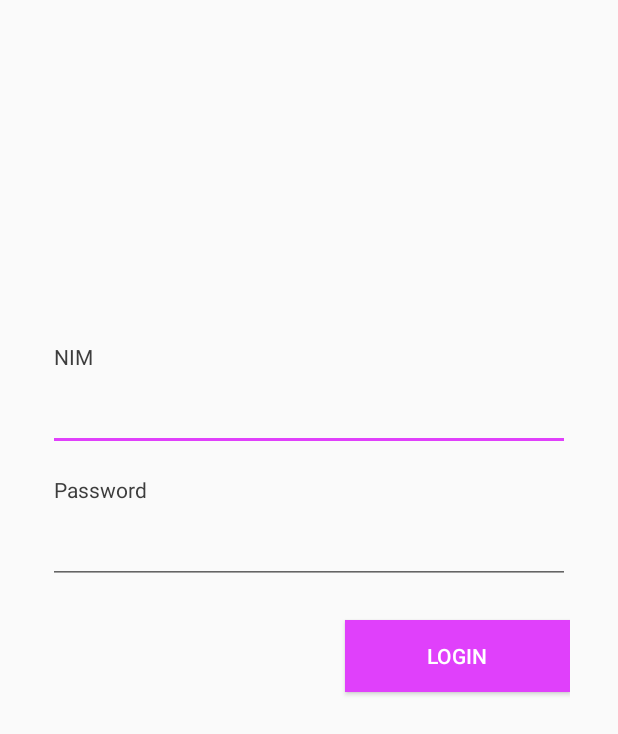
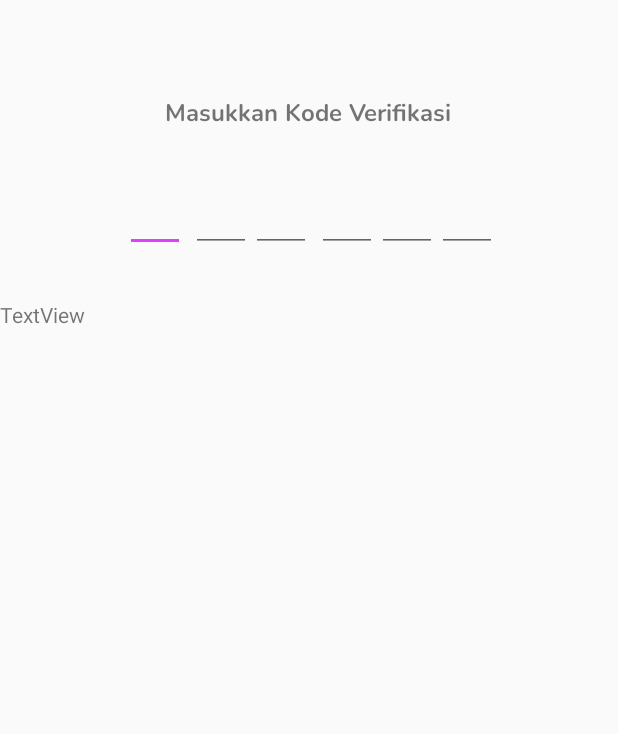
Before and after one commit to denandrapr/manajemen-anggota-master, an Android app: the screen it shows after launch (LoginActivity before the commit, EnterVerifikasiActivity after it), on a phone screen of 412 x 824 dp. Shown: the top 734 px of the screen. Run offline under Robolectric (Android 15) with nearby library versions, the phone set to English and light mode, and no system bars; our stand-ins replace ButterKnife.

Commit message:
enter verifikasi

```diff
--- /dev/null
+++ b/app/src/main/java/com/example/manajemen_anggota/EnterVerifikasiActivity.java
@@ -0,0 +1,172 @@
+package com.example.manajemen_anggota;
+
+import androidx.appcompat.app.AppCompatActivity;
+
+import android.os.Bundle;
+import android.text.Editable;
+import android.text.TextWatcher;
+import android.widget.EditText;
+
+import butterknife.BindView;
+import butterknife.ButterKnife;
+
+public class EnterVerifikasiActivity extends AppCompatActivity {
+
+    @BindView(R.id.editText)
+    EditText txt1;
+    @BindView(R.id.editText2)
+    EditText txt2;
+    @BindView(R.id.editText3)
+    EditText txt3;
+    @BindView(R.id.editText4)
+    EditText txt4;
+    @BindView(R.id.editText5)
+    EditText txt5;
+    @BindView(R.id.editText6)
+    EditText txt6;
+
+    @Override
+    protected void onCreate(Bundle savedInstanceState) {
+        super.onCreate(savedInstanceState);
+        setContentView(R.layout.activity_enter_verifikasi);
+        ButterKnife.bind(this);
+
+        text1();
+        text2();
+        text3();
+        text4();
+        text5();
+        text6();
+    }
+
+    public void text1(){
+        txt1.addTextChangedListener(new TextWatcher() {
+            @Override
+            public void beforeTextChanged(CharSequence charSequence, int i, int i1, int i2) {
+
+            }
+
+            @Override
+            public void onTextChanged(CharSequence charSequence, int i, int i1, int i2) {
+                if (txt1.getText().toString().trim().length() >= 1){
+                    txt1.clearFocus();
+                    txt2.requestFocus();
+                }
+            }
+
+            @Override
+            public void afterTextChanged(Editable editable) {
+
+            }
+        });
+    }
+
+    public void text2(){
+        txt2.addTextChangedListener(new TextWatcher() {
+            @Override
+            public void beforeTextChanged(CharSequence charSequence, int i, int i1, int i2) {
+
+            }
+
+            @Override
+            public void onTextChanged(CharSequence charSequence, int i, int i1, int i2) {
+                if (txt2.getText().toString().trim().length() >= 1){
+                    txt2.clearFocus();
+                    txt3.requestFocus();
+                }
+            }
+
+            @Override
+            public void afterTextChanged(Editable editable) {
+
+            }
+        });
+    }
+
+    public void text3(){
+        txt3.addTextChangedListener(new TextWatcher() {
+            @Override
+            public void beforeTextChanged(CharSequence charSequence, int i, int i1, int i2) {
+
+            }
+
+            @Override
+            public void onTextChanged(CharSequence charSequence, int i, int i1, int i2) {
+                if (txt3.getText().toString().trim().length() >= 1){
+                    txt3.clearFocus();
+                    txt4.requestFocus();
+                }
+            }
+
+            @Override
+            public void afterTextChanged(Editable editable) {
+
+            }
+        });
+    }
+
+    public void text4(){
+        txt4.addTextChangedListener(new TextWatcher() {
+            @Override
+            public void beforeTextChanged(CharSequence charSequence, int i, int i1, int i2) {
+
+            }
+
+            @Override
+            public void onTextChanged(CharSequence charSequence, int i, int i1, int i2) {
+                if (txt4.getText().toString().trim().length() >= 1){
+                    txt4.clearFocus();
+                    txt5.requestFocus();
+                }
+            }
+
+            @Override
+            public void afterTextChanged(Editable editable) {
+
+            }
+        });
+    }
+
+    public void text5(){
+        txt5.addTextChangedListener(new TextWatcher() {
+            @Override
+            public void beforeTextChanged(CharSequence charSequence, int i, int i1, int i2) {
+
+            }
+
+            @Override
+            public void onTextChanged(CharSequence charSequence, int i, int i1, int i2) {
+                if (txt5.getText().toString().trim().length() >= 1){
+                    txt5.clearFocus();
+                    txt6.requestFocus();
+                }
+            }
+
+            @Override
+            public void afterTextChanged(Editable editable) {
+
+            }
+        });
+    }
+
+    public void text6(){
+        txt6.addTextChangedListener(new TextWatcher() {
+            @Override
+            public void beforeTextChanged(CharSequence charSequence, int i, int i1, int i2) {
+
+            }
+
+            @Override
+            public void onTextChanged(CharSequence charSequence, int i, int i1, int i2) {
+                if (txt6.getText().toString().trim().length() >= 1){
+                    txt6.clearFocus();
+                }
+            }
+
+            @Override
+            public void afterTextChanged(Editable editable) {
+
+            }
+        });
+    }
+}
--- a/app/src/main/java/com/example/manajemen_anggota/View/LoginActivity.java
+++ b/app/src/main/java/com/example/manajemen_anggota/View/LoginActivity.java
@@ -11,7 +11,6 @@ import android.widget.EditText;
 import android.widget.Toast;
 
 import com.example.manajemen_anggota.R;
-import com.example.manajemen_anggota.VertifikasiHpActivity;
 import com.google.android.gms.tasks.OnCompleteListener;
 import com.google.android.gms.tasks.Task;
 import com.google.firebase.auth.AuthResult;
--- a/app/src/main/java/com/example/manajemen_anggota/View/SplashScreen.java
+++ b/app/src/main/java/com/example/manajemen_anggota/View/SplashScreen.java
@@ -6,8 +6,8 @@ import android.content.Intent;
 import android.os.Bundle;
 import android.os.Handler;
 
+import com.example.manajemen_anggota.EnterVerifikasiActivity;
 import com.example.manajemen_anggota.R;
-import com.example.manajemen_anggota.VertifikasiHpActivity;
 
 public class SplashScreen extends AppCompatActivity {
 
@@ -19,7 +19,7 @@ public class SplashScreen extends AppCompatActivity {
         new Handler().postDelayed(new Runnable() {
             @Override
             public void run() {
-                startActivity(new Intent(SplashScreen.this, MainActivity.class));
+                startActivity(new Intent(SplashScreen.this, VertifikasiHpActivity.class));
                 finish();
             }
         },3000);
--- a/app/src/main/java/com/example/manajemen_anggota/VertifikasiHpActivity.java
+++ b/app/src/main/java/com/example/manajemen_anggota/View/VertifikasiHpActivity.java
@@ -1,4 +1,4 @@
-package com.example.manajemen_anggota;
+package com.example.manajemen_anggota.View;
 
 import androidx.appcompat.app.AppCompatActivity;
 
@@ -8,6 +8,7 @@ import android.util.Log;
 import android.widget.Button;
 import android.widget.EditText;
 
+import com.example.manajemen_anggota.R;
 import com.example.manajemen_anggota.View.LoginActivity;
 import com.google.firebase.FirebaseException;
 import com.google.firebase.auth.FirebaseAuth;
@@ -30,6 +31,7 @@ public class VertifikasiHpActivity extends AppCompatActivity {
     ProgressDialog progress;
     private FirebaseAuth mAuth;
     String codesent;
+    final String PHONE_CODE = "+62";
 
     @Override
     protected void onCreate(Bundle savedInstanceState) {
@@ -45,7 +47,7 @@ public class VertifikasiHpActivity extends AppCompatActivity {
 //        progress.setCancelable(false);
 //        progress.setMessage("Mengirim kode...");
 //        progress.show();
-        String phoneNumber = nomerHape.getText().toString();
+        String phoneNumber = PHONE_CODE+nomerHape.getText().toString();
         PhoneAuthProvider.getInstance().verifyPhoneNumber(
                 phoneNumber,        // Phone number to verify
                 60,                 // Timeout duration
--- a/app/src/main/res/drawable/box_drawable.xml
+++ b/app/src/main/res/drawable/box_drawable.xml
@@ -7,12 +7,6 @@
     <corners
         android:radius="7dp" />
 
-    <!--<padding-->
-        <!--android:left="1dp"-->
-        <!--android:right="1dp"-->
-        <!--android:top="1dp"-->
-        <!--android:bottom="1dp"/>-->
-
     <solid android:color="#fff"/>
 
 </shape>
--- a/app/src/main/res/drawable/button_primary.xml
+++ b/app/src/main/res/drawable/button_primary.xml
@@ -4,8 +4,8 @@
     <!--<stroke-->
         <!--android:width="1dp"-->
         <!--android:color="#fff"/>-->
-    <corners
-        android:radius="10dp" />
+    <!--<corners-->
+        <!--android:radius="10dp" />-->
 
     <!--<padding-->
     <!--android:left="1dp"-->
--- /dev/null
+++ b/app/src/main/res/layout/activity_enter_verifikasi.xml
@@ -0,0 +1,126 @@
+<?xml version="1.0" encoding="utf-8"?>
+<androidx.constraintlayout.widget.ConstraintLayout xmlns:android="http://schemas.android.com/apk/res/android"
+    xmlns:app="http://schemas.android.com/apk/res-auto"
+    xmlns:tools="http://schemas.android.com/tools"
+    android:layout_width="match_parent"
+    android:layout_height="match_parent"
+    tools:context=".EnterVerifikasiActivity">
+
+    <LinearLayout
+        android:id="@+id/linearLayout"
+        android:layout_width="372dp"
+        android:layout_height="57dp"
+        android:layout_marginStart="8dp"
+        android:layout_marginTop="32dp"
+        android:layout_marginEnd="8dp"
+        android:gravity="center_horizontal"
+        android:orientation="horizontal"
+        app:layout_constraintEnd_toEndOf="parent"
+        app:layout_constraintHorizontal_bias="0.478"
+        app:layout_constraintStart_toStartOf="parent"
+        app:layout_constraintTop_toBottomOf="@+id/textView11">
+
+        <EditText
+            android:id="@+id/editText"
+            android:layout_width="40dp"
+            android:layout_height="wrap_content"
+            android:layout_marginStart="12dp"
+            android:ems="10"
+            android:fontFamily="@font/nunito_bold"
+            android:imeOptions="actionNext"
+            android:inputType="number"
+            android:maxLength="1"
+            android:textAlignment="center"
+            android:textSize="21sp" />
+
+        <EditText
+            android:id="@+id/editText2"
+            android:layout_width="40dp"
+            android:layout_height="wrap_content"
+            android:layout_marginStart="4dp"
+            android:ems="10"
+            android:fontFamily="@font/nunito_bold"
+            android:imeOptions="actionNext"
+            android:inputType="number"
+            android:maxLength="1"
+            android:textAlignment="center"
+            android:textSize="21sp" />
+
+        <EditText
+            android:id="@+id/editText3"
+            android:layout_width="40dp"
+            android:layout_height="wrap_content"
+            android:ems="10"
+            android:fontFamily="@font/nunito_bold"
+            android:imeOptions="actionNext"
+            android:inputType="number"
+            android:maxLength="1"
+            android:textAlignment="center"
+            android:textSize="21sp" />
+
+        <EditText
+            android:id="@+id/editText4"
+            android:layout_width="40dp"
+            android:layout_height="wrap_content"
+            android:layout_marginStart="4dp"
+            android:ems="10"
+            android:fontFamily="@font/nunito_bold"
+            android:imeOptions="actionNext"
+            android:inputType="number"
+            android:maxLength="1"
+            android:textAlignment="center"
+            android:textSize="21sp" />
+
+        <EditText
+            android:id="@+id/editText5"
+            android:layout_width="40dp"
+            android:layout_height="wrap_content"
+            android:ems="10"
+            android:fontFamily="@font/nunito_bold"
+            android:imeOptions="actionNext"
+            android:inputType="number"
+            android:maxLength="1"
+            android:textAlignment="center"
+            android:textSize="21sp" />
+
+        <EditText
+            android:id="@+id/editText6"
+            android:layout_width="40dp"
+            android:layout_height="wrap_content"
+            android:layout_marginEnd="8dp"
+            android:ems="10"
+            android:fontFamily="@font/nunito_bold"
+            android:imeOptions="actionNext"
+            android:inputType="number"
+            android:maxLength="1"
+            android:textAlignment="center"
+            android:textSize="21sp" />
+
+    </LinearLayout>
+
+    <TextView
+        android:id="@+id/textView11"
+        android:layout_width="wrap_content"
+        android:layout_height="wrap_content"
+        android:layout_marginStart="8dp"
+        android:layout_marginTop="64dp"
+        android:layout_marginEnd="8dp"
+        android:fontFamily="@font/nunito_bold"
+        android:text="Masukkan Kode Verifikasi"
+        android:textSize="16sp"
+        app:layout_constraintEnd_toEndOf="parent"
+        app:layout_constraintHorizontal_bias="0.497"
+        app:layout_constraintStart_toStartOf="parent"
+        app:layout_constraintTop_toTopOf="parent" />
+
+    <TextView
+        android:id="@+id/textView12"
+        android:layout_width="wrap_content"
+        android:layout_height="wrap_content"
+        android:layout_marginTop="24dp"
+        android:text="TextView"
+        app:layout_constraintTop_toBottomOf="@+id/linearLayout"
+        tools:layout_editor_absoluteX="176dp" />
+
+
+</androidx.constraintlayout.widget.ConstraintLayout>
--- a/app/src/main/res/layout/activity_vertifikasi_hp.xml
+++ b/app/src/main/res/layout/activity_vertifikasi_hp.xml
@@ -4,22 +4,24 @@
     xmlns:tools="http://schemas.android.com/tools"
     android:layout_width="match_parent"
     android:layout_height="match_parent"
-    tools:context=".VertifikasiHpActivity">
+    tools:context=".View.VertifikasiHpActivity">
 
     <androidx.constraintlayout.widget.ConstraintLayout
         android:layout_width="match_parent"
         android:layout_height="wrap_content"
-        tools:context=".VertifikasiHpActivity">
+        tools:context=".View.VertifikasiHpActivity">
 
         <EditText
             android:id="@+id/nomerHp"
             android:layout_width="205dp"
             android:layout_height="43dp"
-            android:layout_marginStart="8dp"
+            android:layout_marginStart="4dp"
             android:layout_marginTop="52dp"
             android:layout_marginEnd="8dp"
             android:ems="10"
-            android:hint="Nomer Hp (diawali +62)"
+            android:hint="Nomer Hp"
+            android:textSize="21sp"
+            android:fontFamily="@font/nunito_bold"
             android:inputType="number"
             app:layout_constraintEnd_toEndOf="parent"
             app:layout_constraintHorizontal_bias="0.0"
@@ -72,10 +74,10 @@
 
         <TextView
             android:id="@+id/textView7"
-            android:layout_width="41dp"
-            android:layout_height="29dp"
-            android:layout_marginStart="60dp"
-            android:layout_marginTop="60dp"
+            android:layout_width="wrap_content"
+            android:layout_height="34dp"
+            android:layout_marginStart="68dp"
+            android:layout_marginTop="55dp"
             android:fontFamily="@font/nunito_bold"
             android:text="+62"
             android:textSize="21sp"
```
Also changed, not shown: app/src/main/AndroidManifest.xml (+8 -6 lines).
